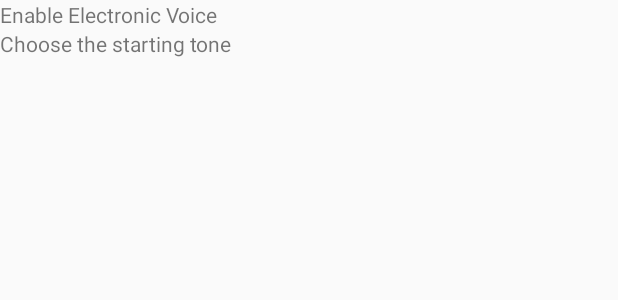
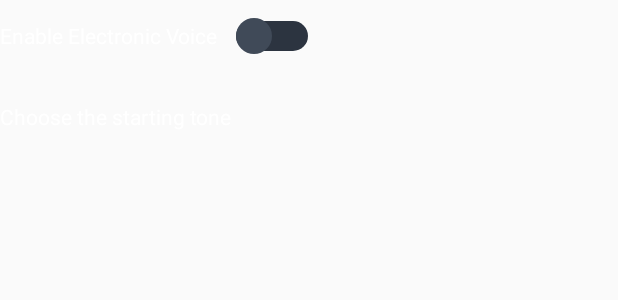
Before and after one commit to AgoraIO-Usecase/AgoraVoice, an Android app: the layout action_sheet_sound_effect_electronic_layout.xml on its own in the app's theme, with its tools: preview values and no code run, on a phone screen of 412 x 824 dp. Shown: the top 300 px of the screen. Run offline under Robolectric (Android 15) with nearby library versions, the phone set to English and light mode, and no system bars.

Commit message:
sound effect action sheet UI update

```diff
--- /dev/null
+++ b/AgoraVoice_Android/app/src/main/res/drawable/switch_icon.xml
@@ -0,0 +1,5 @@
+<?xml version="1.0" encoding="utf-8"?>
+<selector xmlns:android="http://schemas.android.com/apk/res/android">
+    <item android:state_activated="true" android:drawable="@drawable/switch_on"/>
+    <item android:state_activated="false" android:drawable="@drawable/switch_off"/>
+</selector>
--- /dev/null
+++ b/AgoraVoice_Android/app/src/main/res/drawable/switch_off.xml
@@ -0,0 +1,20 @@
+<?xml version="1.0" encoding="utf-8"?>
+<layer-list xmlns:android="http://schemas.android.com/apk/res/android">
+    <item android:gravity="center_vertical">
+        <shape android:shape="rectangle">
+            <size android:width="@dimen/action_sheet_switch_width"
+                android:height="@dimen/action_sheet_switch_bar_height"/>
+            <corners android:radius="@dimen/corner_4"/>
+            <solid android:color="@color/switch_off_bar_color"/>
+        </shape>
+    </item>
+    <item android:width="@dimen/action_sheet_switch_width_point_size"
+        android:height="@dimen/action_sheet_switch_width_point_size"
+        android:gravity="start">
+        <shape android:shape="oval">
+            <size android:width="@dimen/action_sheet_switch_width_point_size"
+                android:height="@dimen/action_sheet_switch_width_point_size"/>
+            <solid android:color="@color/switch_off_thumb_color"/>
+        </shape>
+    </item>
+</layer-list>
--- /dev/null
+++ b/AgoraVoice_Android/app/src/main/res/drawable/switch_on.xml
@@ -0,0 +1,20 @@
+<?xml version="1.0" encoding="utf-8"?>
+<layer-list xmlns:android="http://schemas.android.com/apk/res/android">
+    <item android:gravity="center_vertical">
+        <shape android:shape="rectangle">
+            <size android:width="@dimen/action_sheet_switch_width"
+                android:height="@dimen/action_sheet_switch_bar_height"/>
+            <corners android:radius="@dimen/corner_4"/>
+            <solid android:color="@color/switch_on_bar_color"/>
+        </shape>
+    </item>
+    <item android:width="@dimen/action_sheet_switch_width_point_size"
+        android:height="@dimen/action_sheet_switch_width_point_size"
+        android:gravity="end">
+        <shape android:shape="oval">
+            <size android:width="@dimen/action_sheet_switch_width_point_size"
+                android:height="@dimen/action_sheet_switch_width_point_size"/>
+            <solid android:color="@color/switch_on_thumb_color"/>
+        </shape>
+    </item>
+</layer-list>
--- a/AgoraVoice_Android/app/src/main/res/layout/action_sheet_sound_effect_electronic_layout.xml
+++ b/AgoraVoice_Android/app/src/main/res/layout/action_sheet_sound_effect_electronic_layout.xml
@@ -2,36 +2,53 @@
 <RelativeLayout xmlns:android="http://schemas.android.com/apk/res/android"
     android:layout_width="match_parent"
     android:layout_height="match_parent">
+    <RelativeLayout
+        android:id="@+id/action_sheet_sound_effect_enable_layout"
+        android:layout_width="wrap_content"
+        android:layout_height="@dimen/action_sheet_electronic_line_height">
         <androidx.appcompat.widget.AppCompatTextView
-        android:id="@+id/action_sheet_sound_effect_enable_electronic_switch_text"
+            android:id="@+id/action_sheet_electronic_switch_text"
             android:layout_width="wrap_content"
-        android:layout_height="wrap_content"
+            android:layout_height="match_parent"
             android:layout_alignParentStart="true"
             android:layout_alignParentTop="true"
-        android:text="@string/action_sheet_sound_effect_enable_electronic_voice"/>
+            android:text="@string/action_sheet_sound_effect_enable_electronic_voice"
+            android:textColor="@android:color/white"
+            android:textSize="@dimen/text_size_1_1"
+            android:textAlignment="gravity"
+            android:gravity="center_vertical"/>
         <androidx.appcompat.widget.AppCompatImageView
             android:id="@+id/action_sheet_sound_effect_enable_electronic_switch"
             android:layout_width="wrap_content"
             android:layout_height="wrap_content"
-        android:layout_alignParentTop="true"
-        android:layout_toEndOf="@id/action_sheet_sound_effect_enable_electronic_switch_text"/>
+            android:layout_toEndOf="@id/action_sheet_electronic_switch_text"
+            android:layout_marginStart="@dimen/margin_3"
+            android:layout_centerVertical="true"
+            android:src="@drawable/switch_icon"
+            android:scaleType="fitXY"/>
+    </RelativeLayout>
 
     <androidx.recyclerview.widget.RecyclerView
         android:id="@+id/action_sheet_sound_effect_electronic_key_recycler"
         android:layout_width="match_parent"
         android:layout_height="wrap_content"
-        android:layout_below="@id/action_sheet_sound_effect_enable_electronic_switch_text"/>
+        android:layout_below="@id/action_sheet_sound_effect_enable_layout"
+        android:layout_marginTop="@dimen/margin_2"/>
 
     <androidx.appcompat.widget.AppCompatTextView
         android:id="@+id/action_sheet_sound_effect_electronic_tone_hint"
         android:layout_width="wrap_content"
         android:layout_height="wrap_content"
         android:layout_below="@id/action_sheet_sound_effect_electronic_key_recycler"
-        android:text="@string/action_sheet_sound_effect_electronic_tones_hint"/>
+        android:textColor="@android:color/white"
+        android:textSize="@dimen/text_size_1_1"
+        android:text="@string/action_sheet_sound_effect_electronic_tones_hint"
+        android:layout_marginTop="@dimen/margin_3"/>
 
     <androidx.recyclerview.widget.RecyclerView
         android:id="@+id/action_sheet_sound_effect_electronic_tone_recycler"
         android:layout_width="wrap_content"
         android:layout_height="wrap_content"
-        android:layout_below="@id/action_sheet_sound_effect_electronic_tone_hint"/>
+        android:layout_below="@id/action_sheet_sound_effect_electronic_tone_hint"
+        android:layout_marginTop="@dimen/margin_4"/>
 </RelativeLayout>
--- a/AgoraVoice_Android/app/src/main/res/values/colors.xml
+++ b/AgoraVoice_Android/app/src/main/res/values/colors.xml
@@ -23,4 +23,9 @@
 
     <color name="main_entry_button_start_color">#FF0048D6</color>
     <color name="main_entry_button_end_color">#FF7B1CD4</color>
+
+    <color name="switch_on_bar_color">#FF1F5375</color>
+    <color name="switch_on_thumb_color">#FF0096FF</color>
+    <color name="switch_off_bar_color">#FF2C3440</color>
+    <color name="switch_off_thumb_color">#FF404A58</color>
 </resources>
--- a/AgoraVoice_Android/app/src/main/res/values/dimens.xml
+++ b/AgoraVoice_Android/app/src/main/res/values/dimens.xml
@@ -78,7 +78,7 @@
     <dimen name="action_sheet_background_check_size">20dp</dimen>
     <dimen name="action_sheet_background_border_width">3dp</dimen>
 
-    <dimen name="action_sheet_voice_beauty_recycler_height">266dp</dimen>
+    <dimen name="action_sheet_voice_beauty_recycler_height">294dp</dimen>
     <dimen name="action_sheet_voice_beauty_type_width">72dp</dimen>
     <dimen name="action_sheet_voice_beauty_type_margin">12dp</dimen>
 
@@ -90,7 +90,11 @@
     <dimen name="action_sheet_voice_beauty_text_item_height">38dp</dimen>
     <dimen name="action_sheet_voice_beauty_text_item_spacing">8dp</dimen>
 
-    <dimen name="action_sheet_sound_effect_type_text_width">86dp</dimen>
+    <dimen name="action_sheet_electronic_line_height">48dp</dimen>
+    <dimen name="action_sheet_switch_width">48dp</dimen>
+    <dimen name="action_sheet_switch_height">24dp</dimen>
+    <dimen name="action_sheet_switch_bar_height">20dp</dimen>
+    <dimen name="action_sheet_switch_width_point_size">24dp</dimen>
 
     <dimen name="action_sheet_tool_item_icon_size">54dp</dimen>
 
--- a/AgoraVoice_Android/app/src/main/res/values/strings.xml
+++ b/AgoraVoice_Android/app/src/main/res/values/strings.xml
@@ -177,6 +177,8 @@
         <item>Ab</item>
     </string-array>
 
+    <string name="action_sheet_sound_effect_magic_notes_coming_soon">Coming Soon</string>
+
     <string name="action_sheet_tool_title">Tool</string>
 
     <string-array name="action_sheet_tool_audience">
```
Also changed, not shown: AgoraVoice_Android/app/src/main/java/io/agora/agoravoice/ui/views/actionsheets/SoundEffectActionSheet.java (+30 -3 lines), AgoraVoice_Android/app/src/main/res/layout/action_sheet_sound_effect_comming_soon.xml (added, +24 -0 lines), AgoraVoice_Android/app/src/main/res/layout/action_sheet_sound_effect_type_item.xml (+9 -3 lines), AgoraVoice_Android/app/src/main/res/drawable-xxxhdpi/pic_coming_soon.png (added), AgoraVoice_Android/app/src/main/res/layout/action_sheet_sound_effect.xml (renamed from AgoraVoice_Android/app/src/main/res/layout/action_sheet_souce_effect.xml), 1 other file. Lines whose indentation alone changed are shown as unchanged.
